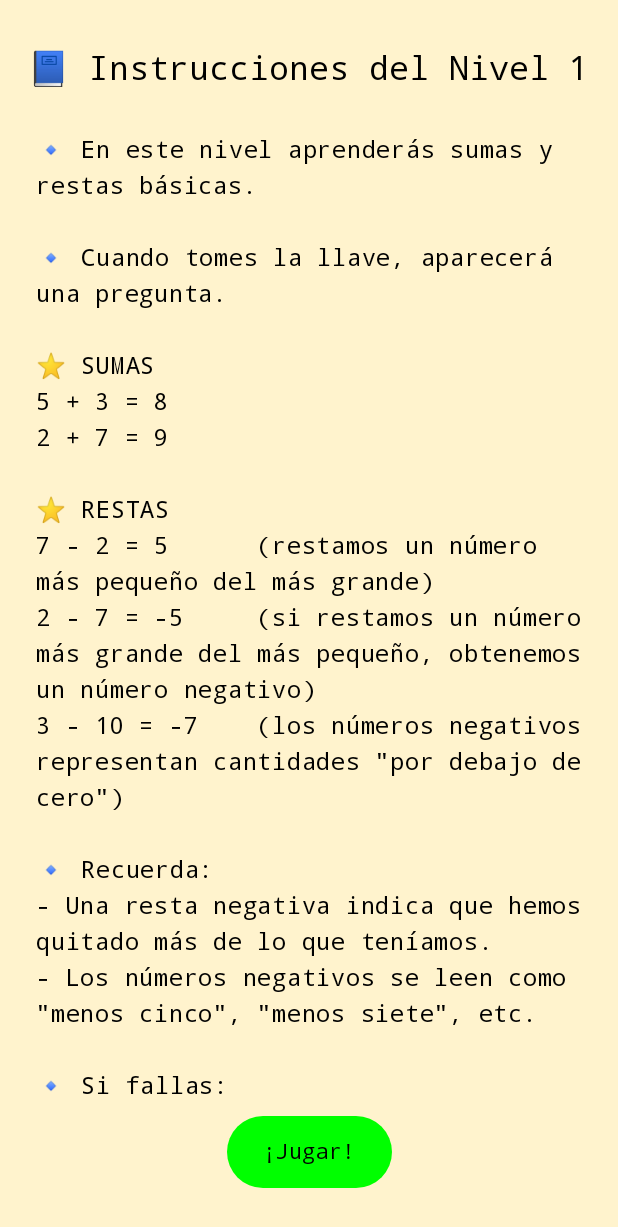
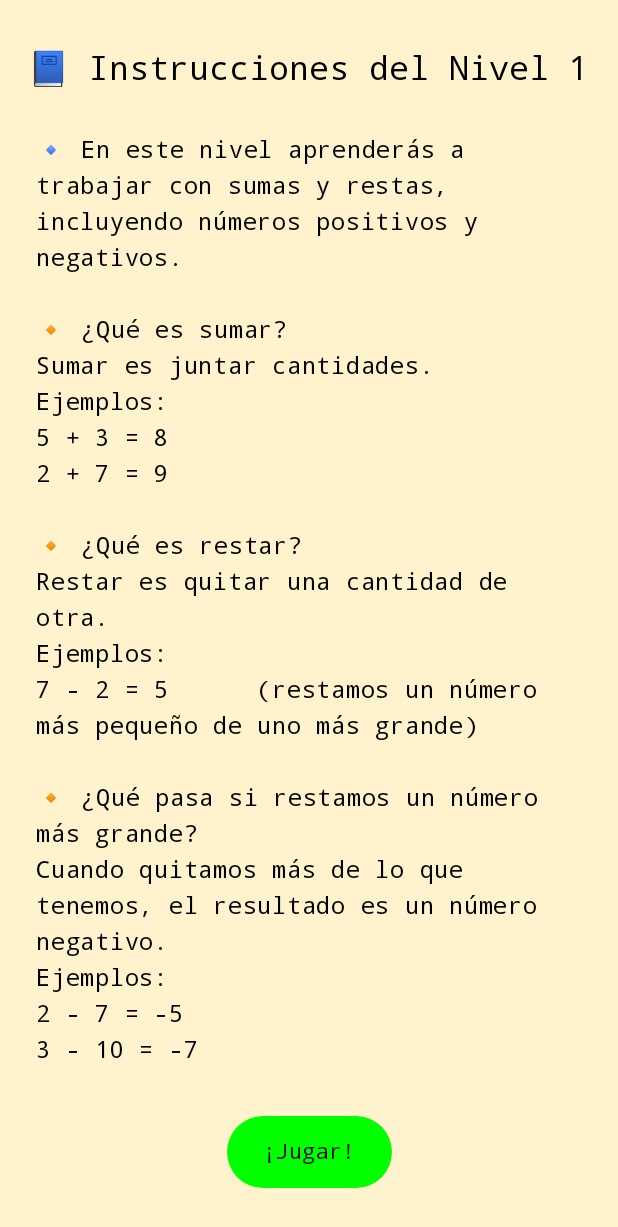
Before and after one commit to AngelQuidel/Escape-Algebraico, an Android app built with Jetpack Compose: the PantallaNivel1 screen opened through its navigation route, on a phone screen of 412 x 824 dp. Shown: the top 1227 px of the screen. Run offline under Robolectric (Android 15) with nearby library versions, the phone set to English and light mode, and no system bars.

Commit message:
Actualización de pantalla de instrucciones y cambio de colores de botones

```diff
--- a/app/build.gradle.kts
+++ b/app/build.gradle.kts
@@ -55,6 +55,7 @@ dependencies {
     implementation(libs.androidx.core.ktx)
     implementation(libs.androidx.lifecycle.runtime.ktx)
     implementation(libs.androidx.activity.compose)
+    implementation("androidx.lifecycle:lifecycle-viewmodel-compose:2.8.4")
 
     // Compose UI y Material3
     implementation(libs.androidx.compose.ui)
--- a/app/src/main/java/com/example/escapealgebraico/MainActivity.kt
+++ b/app/src/main/java/com/example/escapealgebraico/MainActivity.kt
@@ -15,7 +15,6 @@ import androidx.compose.foundation.rememberScrollState
 import androidx.compose.foundation.verticalScroll
 import androidx.compose.material3.*
 import androidx.compose.runtime.*
-import androidx.compose.runtime.saveable.rememberSaveable
 import androidx.compose.ui.Alignment
 import androidx.compose.ui.Modifier
 import androidx.compose.ui.draw.scale
@@ -32,6 +31,7 @@ import androidx.navigation.compose.composable
 import androidx.navigation.compose.rememberNavController
 import com.example.escapealgebraico.ui.theme.EscapeAlgebraicoTheme
 import androidx.compose.ui.platform.LocalContext
+import androidx.lifecycle.viewmodel.compose.viewModel
 
 class MainActivity : ComponentActivity() {
     override fun onCreate(savedInstanceState: Bundle?) {
@@ -82,9 +82,9 @@ class MainActivity : ComponentActivity() {
 }
 
 @Composable
-fun PantallaInicio(navController: NavHostController) {
-    var nombre by rememberSaveable { mutableStateOf("") }
-    var saludoVisible by rememberSaveable { mutableStateOf(false) }
+fun PantallaInicio(navController: NavHostController, viewModel: MainViewModel = viewModel()) {
+    val nombre by viewModel.nombre.collectAsState()
+    val saludoVisible by viewModel.saludoVisible.collectAsState()
     val scale = remember { Animatable(0.5f) }
 
     val isDark = isSystemInDarkTheme()
@@ -146,7 +146,7 @@ fun PantallaInicio(navController: NavHostController) {
 
                 OutlinedTextField(
                     value = nombre,
-                    onValueChange = { nombre = it },
+                    onValueChange = { viewModel.onNombreChange(it) },
                     label = { Text("Ingresar nombre", fontSize = 22.sp, color = textColor) },
                     placeholder = { Text("", fontSize = 22.sp, color = placeholderColor) },
                     singleLine = true,
@@ -173,7 +173,7 @@ fun PantallaInicio(navController: NavHostController) {
 
                 Button(
                     onClick = {
-                        if (nombre.isNotBlank()) saludoVisible = true
+                        viewModel.onAceptarNombre()
                     },
                     colors = ButtonDefaults.buttonColors(
                         containerColor = Color(0xFF00FF00),
--- /dev/null
+++ b/app/src/main/java/com/example/escapealgebraico/MainViewModel.kt
@@ -0,0 +1,24 @@
+package com.example.escapealgebraico
+
+import androidx.lifecycle.ViewModel
+import kotlinx.coroutines.flow.MutableStateFlow
+import kotlinx.coroutines.flow.StateFlow
+import kotlinx.coroutines.flow.asStateFlow
+
+class MainViewModel : ViewModel() {
+    private val _nombre = MutableStateFlow("")
+    val nombre: StateFlow<String> = _nombre.asStateFlow()
+
+    private val _saludoVisible = MutableStateFlow(false)
+    val saludoVisible: StateFlow<Boolean> = _saludoVisible.asStateFlow()
+
+    fun onNombreChange(nuevoNombre: String) {
+        _nombre.value = nuevoNombre
+    }
+
+    fun onAceptarNombre() {
+        if (_nombre.value.isNotBlank()) {
+            _saludoVisible.value = true
+        }
+    }
+}
--- a/app/src/main/java/com/example/escapealgebraico/Nivel1.kt
+++ b/app/src/main/java/com/example/escapealgebraico/Nivel1.kt
@@ -155,7 +155,6 @@ fun PantallaNivel1(navController: NavHostController) {
 
             Spacer(Modifier.height(16.dp))
 
-            // BOTÓN VOLVER – SIEMPRE VISIBLE ABAJO, TAMAÑO NORMAL
             if (!nivelCompletado) {
                 Button(
                     onClick = {
@@ -182,32 +181,41 @@ fun PantallaNivel1(navController: NavHostController) {
                 Row(
                     modifier = Modifier
                         .fillMaxWidth()
-                        .padding(bottom = 100.dp),
+                        .padding(bottom = 180.dp),
                     horizontalArrangement = Arrangement.SpaceEvenly
                 ) {
-
                     Button(
                         onClick = {
-                            mapa = generarMapaNivel1()
-                            jugadorPos = Pair(1, 1)
-                            llaveTomada = false
-                            mostrarPregunta = false
-                            puertaAbierta = false
-                            mensaje = ""
                             navController.navigate("niveles") {
                                 popUpTo("nivel1") { inclusive = true }
                             }
+                        },
+                        modifier = Modifier.padding(8.dp),
+                        colors = ButtonDefaults.buttonColors(
+                            containerColor = Color(0xFF00FF00),
+                            contentColor = Color.Black
+                        )
+                    ) {
+                        Text("⬅️ Volver", fontFamily = FontFamily.Monospace)
                     }
-                    ) { Text("⬅️ Volver") }
 
+                    if (nivelCompletado) {
                         Button(
-                        onClick = { navController.navigate("nivel2") },
+                            onClick = {
+                                NivelState.mostrarInstruccionesNivel5 = true
+                                navController.navigate("nivel2")
+                            },
+                            modifier = Modifier.padding(8.dp),
                             colors = ButtonDefaults.buttonColors(
-                            containerColor = botonColor,
-                            contentColor = textoColor
+                                containerColor = Color(0xFF00FF00),
+                                contentColor = Color.Black
                             )
-                    ) { Text("Siguiente ➡️", fontFamily = FontFamily.Monospace) }
+                        ) {
+                            Text("Siguiente ➡️", fontFamily = FontFamily.Monospace)
                         }
+                    }
+                }
+                Spacer(Modifier.height(50.dp))
             }
         }
     }
@@ -246,28 +254,50 @@ fun InstruccionesNivel1(
 
             Text(
                     text = """
-                🔹 En este nivel aprenderás sumas y restas básicas.
+                    🔹 En este nivel aprenderás a trabajar con sumas y restas, incluyendo números positivos y negativos.
 
-                🔹 Cuando tomes la llave, aparecerá una pregunta.
-
-                ⭐ SUMAS
+                    🔸 ¿Qué es sumar?
+                    Sumar es juntar cantidades.
+                    Ejemplos:
                     5 + 3 = 8
                     2 + 7 = 9
 
-                ⭐ RESTAS
-                7 - 2 = 5      (restamos un número más pequeño del más grande)
-                2 - 7 = -5     (si restamos un número más grande del más pequeño, obtenemos un número negativo)
-                3 - 10 = -7    (los números negativos representan cantidades "por debajo de cero")
+                    🔸 ¿Qué es restar?
+                    Restar es quitar una cantidad de otra.
+                    Ejemplos:
+                    7 - 2 = 5      (restamos un número más pequeño de uno más grande)
 
-                🔹 Recuerda:
-                - Una resta negativa indica que hemos quitado más de lo que teníamos.
-                - Los números negativos se leen como "menos cinco", "menos siete", etc.
+                    🔸 ¿Qué pasa si restamos un número más grande?
+                    Cuando quitamos más de lo que tenemos, el resultado es un número negativo.
+                    Ejemplos:
+                    2 - 7 = -5
+                    3 - 10 = -7
 
-                🔹 Si fallas:
-                El nivel se reinicia.
+                    🔸 ¿Qué son los números negativos?
+                    Son valores "por debajo de cero".
+                    Se leen como “menos cinco”, “menos siete”, etc.
 
-                🔹 Si aciertas:
-                Obtienes la llave y la puerta se abrirá.
+                    🔸 Sumar números negativos
+                    - Si ambos números son negativos, el resultado también es negativo:
+                      -4 + (-3) = -7
+
+                    - Si un número es positivo y el otro negativo, se restan sus valores:
+                      8 + (-3) = 5
+                      4 + (-9) = -5
+
+                    🔸 Restar números negativos
+                    Restar un número negativo es lo mismo que sumar su positivo:
+                      6 - (-2) = 8
+                      -3 - (-4) = 1
+
+                    🔸 Resumen importante:
+                    - Quitar más de lo que tenemos => resultado negativo.
+                    - Restar un número negativo es sumar.
+                    - Los signos importan: + suma, – resta.
+
+                    🔹 Cuando tomes la llave, aparecerá una pregunta.
+                    🔹 Si fallas: el nivel se reinicia.
+                    🔹 Si aciertas: obtienes la llave y la puerta se abrirá.
                 """.trimIndent(),
                         color = textoColor,
                 textAlign = TextAlign.Left,
```
Also changed, not shown: app/src/main/java/com/example/escapealgebraico/Nivel2.kt (+25 -18 lines). Lines whose indentation alone changed are shown as unchanged.
